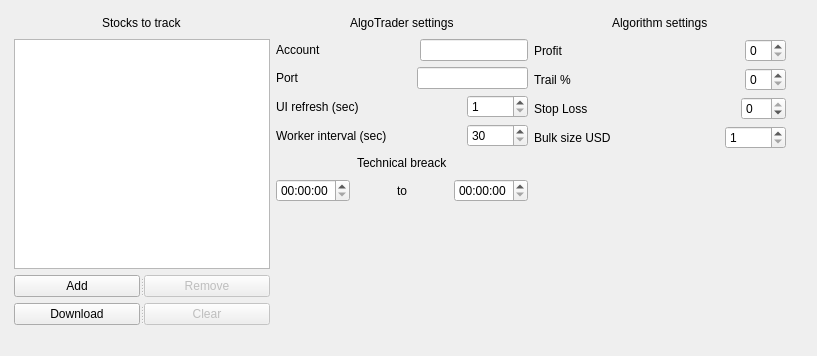
This is UI/SettingsWindow.ui in colaisr/algotrader as Qt 5 draws it before an edit. The edited form follows.
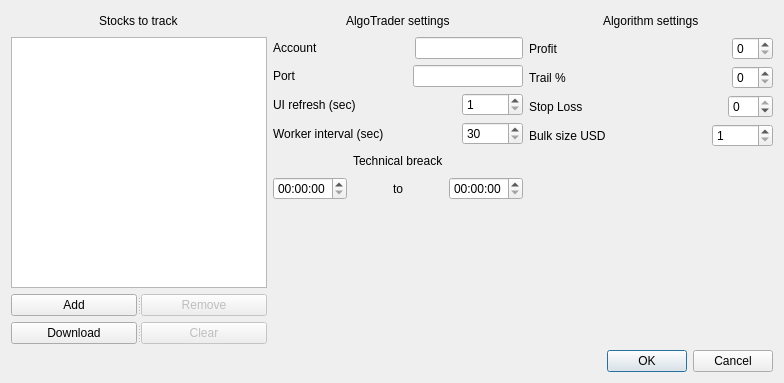
This is the edited form.

Commit message: settings window as a dialog with dismiss on cancel

What changed in the file:
```diff
--- a/UI/SettingsWindow.ui
+++ b/UI/SettingsWindow.ui
@@ -1,27 +1,22 @@
 <?xml version="1.0" encoding="UTF-8"?>
 <ui version="4.0">
- <class>fmSettings</class>
- <widget class="QWidget" name="fmSettings">
+ <class>setWin</class>
+ <widget class="QDialog" name="setWin">
   <property name="geometry">
    <rect>
     <x>0</x>
     <y>0</y>
-    <width>817</width>
-    <height>356</height>
+    <width>784</width>
+    <height>383</height>
    </rect>
   </property>
   <property name="windowTitle">
    <string>Settings</string>
   </property>
-  <widget class="QWidget" name="">
-   <property name="geometry">
-    <rect>
-     <x>14</x>
-     <y>13</y>
-     <width>772</width>
-     <height>312</height>
-    </rect>
-   </property>
+  <layout class="QGridLayout" name="gridLayout_2">
+   <item row="0" column="0">
+    <layout class="QVBoxLayout" name="verticalLayout_4">
+     <item>
    <layout class="QGridLayout" name="gridLayout">
     <item row="0" column="0">
      <layout class="QVBoxLayout" name="verticalLayout_3">
@@ -556,7 +551,20 @@
      </layout>
     </item>
    </layout>
-  </widget>
+     </item>
+     <item>
+      <widget class="QDialogButtonBox" name="buttonBox">
+       <property name="orientation">
+        <enum>Qt::Horizontal</enum>
+       </property>
+       <property name="standardButtons">
+        <set>QDialogButtonBox::Cancel|QDialogButtonBox::Ok</set>
+       </property>
+      </widget>
+     </item>
+    </layout>
+   </item>
+  </layout>
  </widget>
  <resources/>
  <connections/>
```
Left out of the diff: 37 changed lines with no effect on the pictures. Lines whose indentation alone changed are shown as unchanged. The commit also changes 5 other files.
